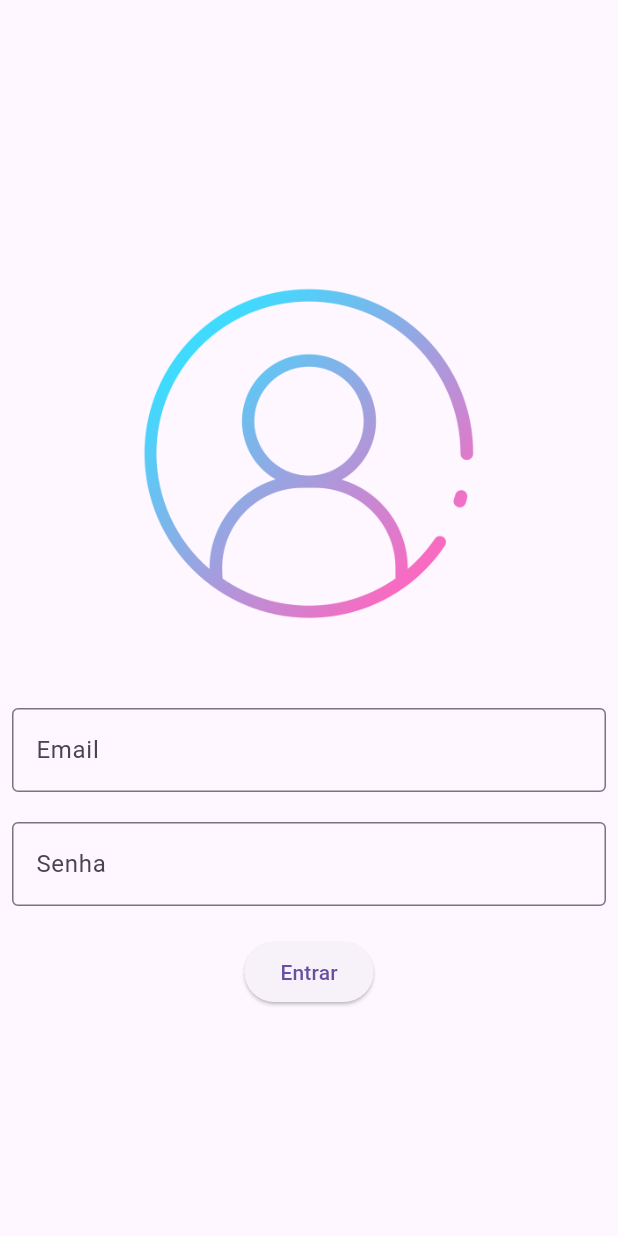
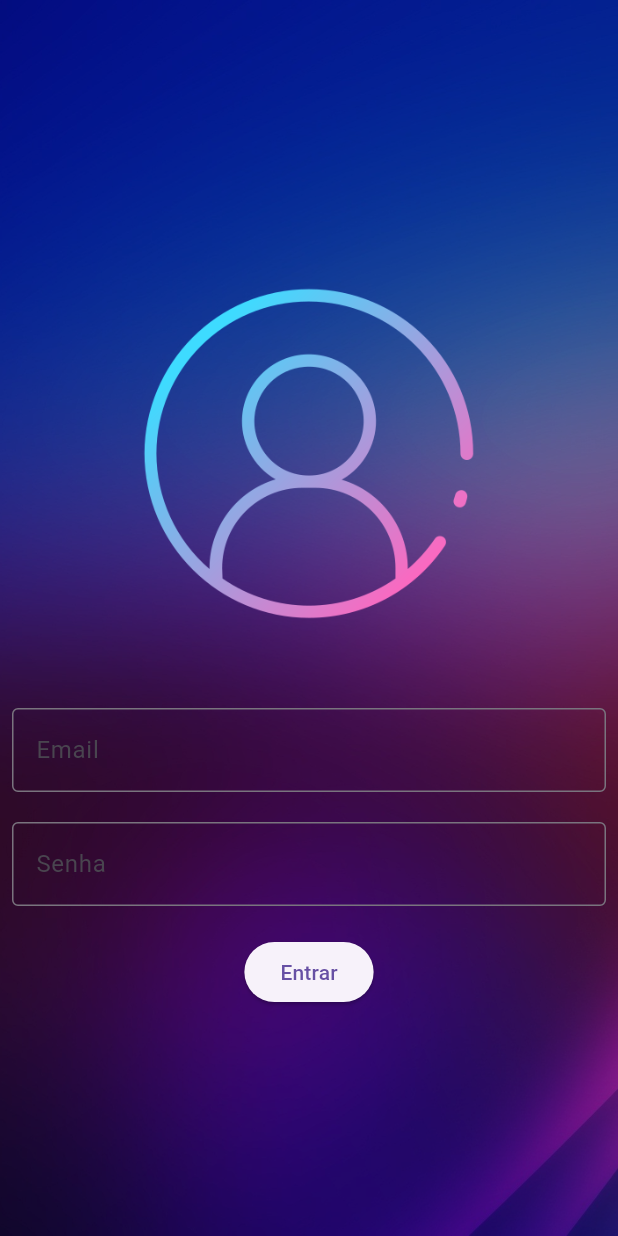
Before and after one commit to caioalves99/Aprendendo_Flutter, a Flutter app: the screen it shows after launch, on a phone screen of 412 x 824 dp. Run offline on Flutter 3.47's test engine with Material 3 defaults, Android fonts, the phone set to English and light mode, and no system bars.

Commit message:
stack (Empilhamento)

```diff
--- a/lib/login_page.dart
+++ b/lib/login_page.dart
@@ -12,10 +12,10 @@ class _LoginPageState extends State<LoginPage> {
   String email = "";
   String senha = "";
 
-  @override
-  Widget build(BuildContext context) {
-    return Material(
-      child: SingleChildScrollView(
+  Widget _body() {
+    return Column(
+        children: [
+          SingleChildScrollView(
             child: SizedBox(
               width: MediaQuery.of(context).size.width,
               height: MediaQuery.of(context).size.height,
@@ -25,7 +25,7 @@ class _LoginPageState extends State<LoginPage> {
                   mainAxisAlignment: MainAxisAlignment.center,
                   children: [
 
-                Container(
+                    SizedBox(
                       width: 300,
                       height: 300,
                       child: Image.asset('assets/images/logo.png'),
@@ -74,6 +74,30 @@ class _LoginPageState extends State<LoginPage> {
               ),
             ),
           ),
+        ],
+      );
+  }
+
+  @override
+  Widget build(BuildContext context) {
+    return Scaffold(
+      body: Stack(
+        children: [
+          SizedBox(
+            //width: double.infinity,
+            height: MediaQuery.of(context).size.height,
+            child: Image.asset('assets/images/background.jpg',
+              fit: BoxFit.cover,
+            ),
+          ),
+
+          Container(
+            color: Colors.black.withOpacity(0.4),
+          ),
+
+          _body(),
+        ],
+      )
     );
   }
 }
--- a/pubspec.yaml
+++ b/pubspec.yaml
@@ -59,6 +59,7 @@ flutter:
   # To add assets to your application, add an assets section, like this:
   assets:
     - assets/images/logo.png
+    - assets/images/background.jpg
 
   # An image asset can refer to one or more resolution-specific "variants", see
   # https://flutter.dev/to/resolution-aware-images
```
Also changed, not shown: assets/images/background.jpg (added). Lines whose indentation alone changed are shown as unchanged.
